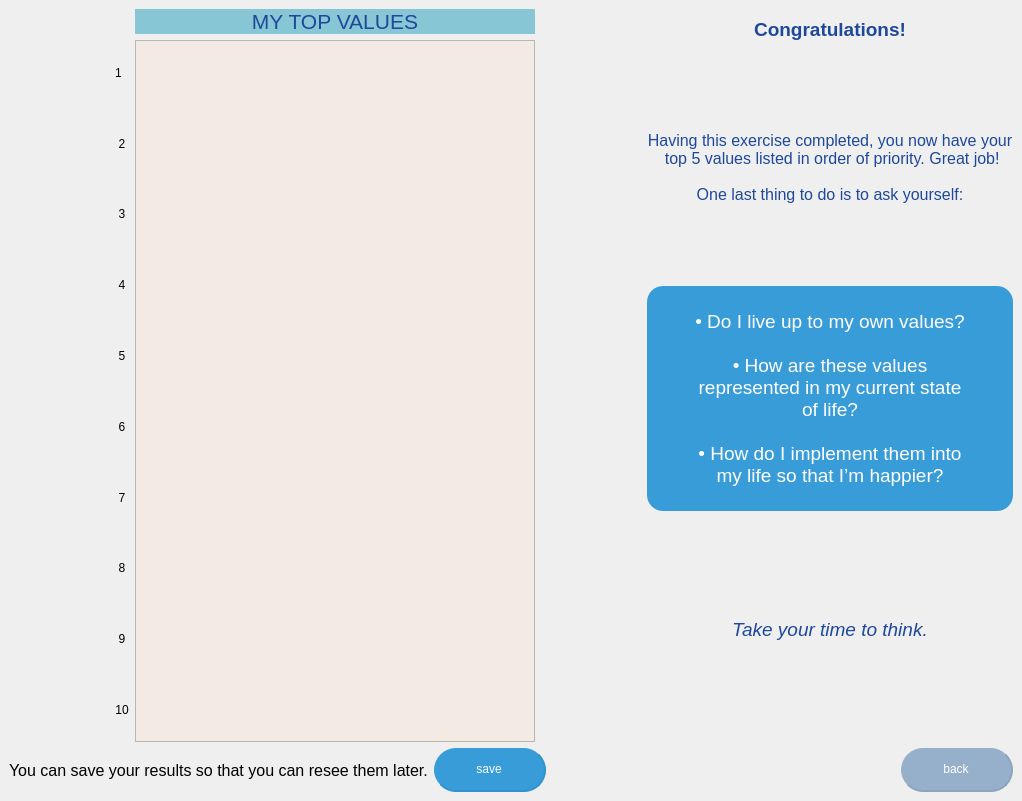
tommmatojuice/PersonalValuesApp, file last.ui: the form before one commit.
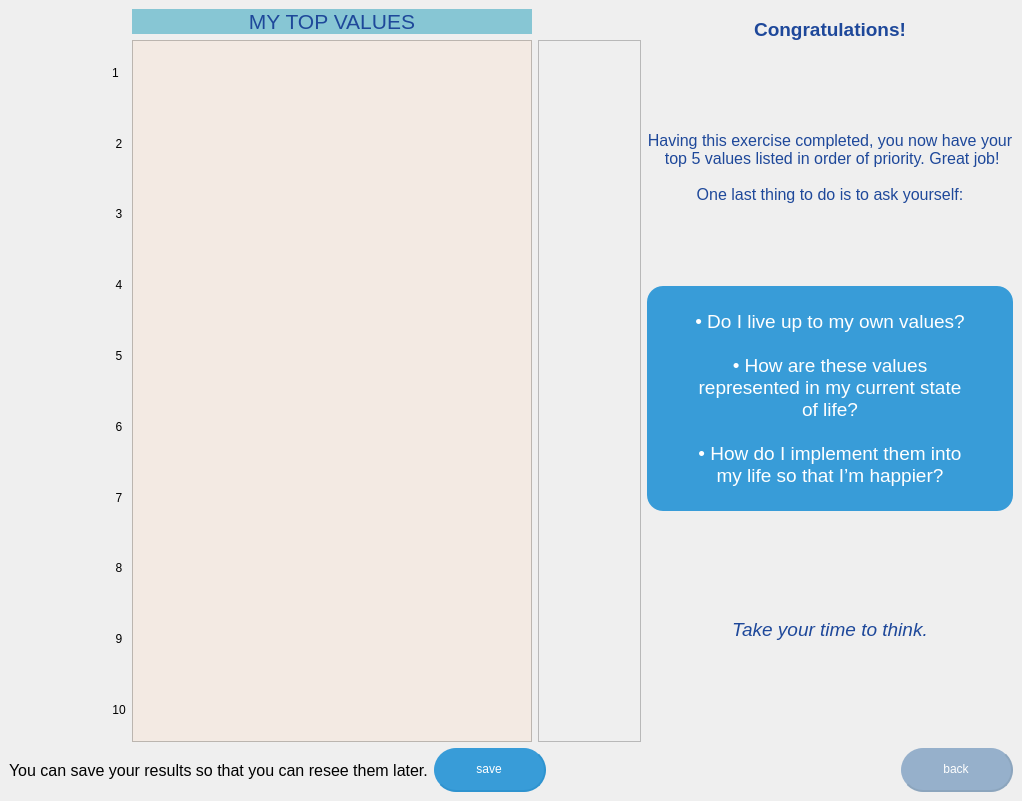
The form after the commit.

```diff
--- a/last.ui
+++ b/last.ui
@@ -399,6 +399,16 @@
         </item>
        </layout>
       </item>
+      <item row="1" column="3">
+       <widget class="QFrame" name="frame">
+        <property name="frameShape">
+         <enum>QFrame::StyledPanel</enum>
+        </property>
+        <property name="frameShadow">
+         <enum>QFrame::Raised</enum>
+        </property>
+       </widget>
+      </item>
      </layout>
     </item>
    </layout>
```
